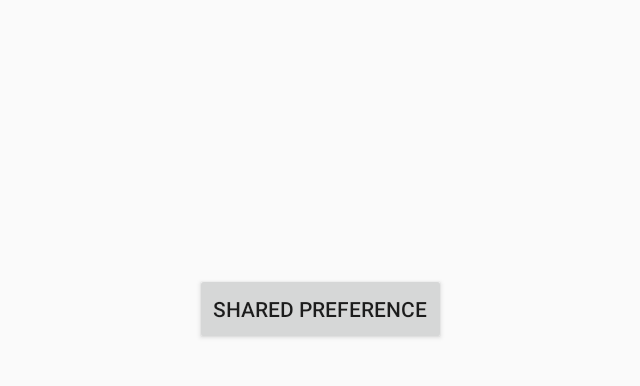
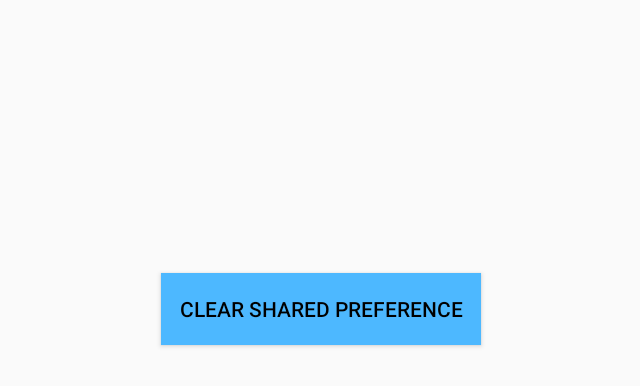
Before and after one commit to Viram308/YOLOKiosk, an Android app: the SettingsActivity screen opened directly, with no data from a screen before it, on a phone screen of 824 x 412 dp (held sideways). Shown: the top 386 px of the screen, without its empty margins (297-937 px from the left). Run offline under Robolectric (Android 15) with nearby library versions, the phone set to English and light mode, and no system bars; 8 statements that could not run were skipped.

Commit message:
Fix bugs

```diff
--- a/app/src/main/java/android/com/YOLOHealthATM/YOLOKiosk/MainActivity.java
+++ b/app/src/main/java/android/com/YOLOHealthATM/YOLOKiosk/MainActivity.java
@@ -132,14 +132,14 @@ public class MainActivity extends AppCompatActivity /*implements WifiConnectorMo
                                             Log.d("success", "first");
                                             Log.d("ssid1", "" + group.getNetworkName());
                                             Log.d("password1", "" + group.getPassphrase());
+
                                             proxyThread.start();
+
                                             flag = 1;
                                             networkName = group.getNetworkName();
                                             networkPassword = group.getPassphrase();
                                             s = sp.getString("ssid", "0");
                                             p = sp.getString("pass", "0");
-
-                                            proxyThread.start();
 
                                             flag = 1;
 
@@ -195,7 +195,6 @@ public class MainActivity extends AppCompatActivity /*implements WifiConnectorMo
                                                             s = sp.getString("ssid", "0");
                                                             p = sp.getString("pass", "0");
 
-                                                            proxyThread.start();
                                                             flag = 1;
 
                                                             if (s.equals("0")) {
--- a/app/src/main/res/layout/activity_settings.xml
+++ b/app/src/main/res/layout/activity_settings.xml
@@ -12,9 +12,12 @@
 
     <Button
         android:id="@+id/sharedPref"
+        android:background="#4db8ff"
+        android:textColor="#000000"
+        android:padding="12dp"
         android:layout_width="wrap_content"
         android:layout_height="wrap_content"
-        android:text="Shared Preference"
+        android:text="Clear Shared Preference"
         android:layout_gravity="center"
         android:gravity="center"/>
 
```
Also changed, not shown: app/src/main/java/android/com/YOLOHealthATM/YOLOKiosk/SettingsActivity.java (+1 -11 lines).
